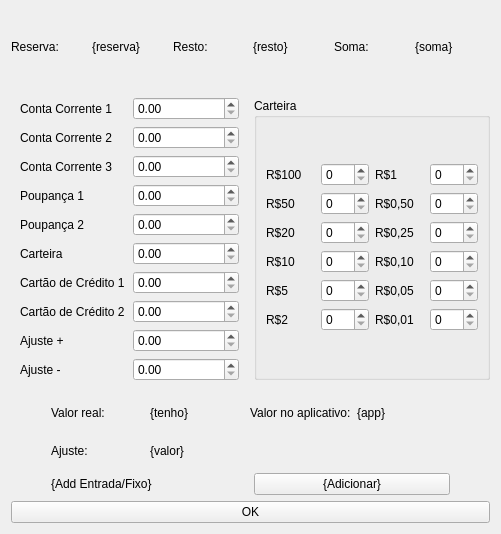
First picture: the form in ui/ajuste.ui, repository vazerick/controle_gastos, before the edit.
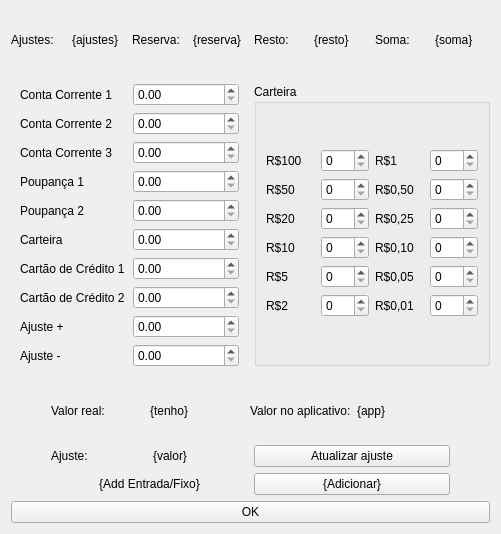
Second picture: the form after the edit.

Commit message: Une o sistema de Clibração (antigo Ajuste) com o sistema de Ajuste

Patch:
```diff
--- a/ui/ajuste.ui
+++ b/ui/ajuste.ui
@@ -13,9 +13,23 @@
   <property name="windowTitle">
    <string>Dívida</string>
   </property>
-  <layout class="QVBoxLayout" name="verticalLayout_2">
+  <layout class="QVBoxLayout" name="verticalLayout_6">
    <item>
     <layout class="QHBoxLayout" name="horizontalLayout">
+     <item>
+      <widget class="QLabel" name="label_2">
+       <property name="text">
+        <string>Ajustes:</string>
+       </property>
+      </widget>
+     </item>
+     <item>
+      <widget class="QLabel" name="labelAjustes">
+       <property name="text">
+        <string>{ajustes}</string>
+       </property>
+      </widget>
+     </item>
      <item>
       <widget class="QLabel" name="label">
        <property name="text">
@@ -406,48 +420,38 @@
       </spacer>
      </item>
      <item>
-      <layout class="QGridLayout" name="gridLayout_2">
-       <item row="0" column="1">
+      <layout class="QVBoxLayout" name="verticalLayout_4">
+       <item>
+        <layout class="QHBoxLayout" name="horizontalLayout_5">
+         <item>
         <widget class="QLabel" name="label_7">
          <property name="text">
           <string>Valor real:</string>
          </property>
         </widget>
        </item>
-       <item row="0" column="3">
+         <item>
+          <widget class="QLabel" name="labelTenho">
+           <property name="text">
+            <string>{tenho}</string>
+           </property>
+          </widget>
+         </item>
+         <item>
         <widget class="QLabel" name="label_9">
          <property name="text">
           <string>Valor no aplicativo:</string>
          </property>
         </widget>
        </item>
-       <item row="0" column="4">
+         <item>
         <widget class="QLabel" name="labelApp">
          <property name="text">
           <string>{app}</string>
          </property>
         </widget>
        </item>
-       <item row="0" column="2">
-        <widget class="QLabel" name="labelTenho">
-         <property name="text">
-          <string>{tenho}</string>
-         </property>
-        </widget>
-       </item>
-       <item row="1" column="2">
-        <widget class="QLabel" name="labelAjuste">
-         <property name="text">
-          <string>{valor}</string>
-         </property>
-        </widget>
-       </item>
-       <item row="1" column="1">
-        <widget class="QLabel" name="label_11">
-         <property name="text">
-          <string>Ajuste:</string>
-         </property>
-        </widget>
+        </layout>
        </item>
       </layout>
      </item>
@@ -470,7 +474,7 @@
     </layout>
    </item>
    <item>
-    <layout class="QHBoxLayout" name="horizontalLayout_2">
+    <layout class="QHBoxLayout" name="horizontalLayout_7">
      <item>
       <spacer name="horizontalSpacer_3">
        <property name="orientation">
@@ -488,10 +492,54 @@
       </spacer>
      </item>
      <item>
+      <layout class="QVBoxLayout" name="verticalLayout_5">
+       <item>
+        <layout class="QHBoxLayout" name="horizontalLayout_2">
+         <item>
+          <widget class="QLabel" name="label_11">
+           <property name="text">
+            <string>Ajuste:</string>
+           </property>
+          </widget>
+         </item>
+         <item>
+          <widget class="QLabel" name="labelAjuste">
+           <property name="text">
+            <string>{valor}</string>
+           </property>
+          </widget>
+         </item>
+        </layout>
+       </item>
+       <item>
+        <layout class="QVBoxLayout" name="verticalLayout_3">
+         <item>
       <widget class="QLabel" name="labelAdd">
        <property name="text">
         <string>{Add Entrada/Fixo}</string>
        </property>
+           <property name="alignment">
+            <set>Qt::AlignCenter</set>
+           </property>
+          </widget>
+         </item>
+        </layout>
+       </item>
+      </layout>
+     </item>
+     <item>
+      <layout class="QVBoxLayout" name="verticalLayout_2">
+       <item>
+        <widget class="QPushButton" name="botaoAtualizar">
+         <property name="sizePolicy">
+          <sizepolicy hsizetype="Preferred" vsizetype="Fixed">
+           <horstretch>0</horstretch>
+           <verstretch>0</verstretch>
+          </sizepolicy>
+         </property>
+         <property name="text">
+          <string>Atualizar ajuste</string>
+         </property>
       </widget>
      </item>
      <item>
@@ -501,6 +549,8 @@
        </property>
       </widget>
      </item>
+      </layout>
+     </item>
      <item>
       <spacer name="horizontalSpacer_4">
        <property name="orientation">
```
Left out of the diff: 8 changed lines with no effect on the pictures. Lines whose indentation alone changed are shown as unchanged. The commit also changes 4 other files.
